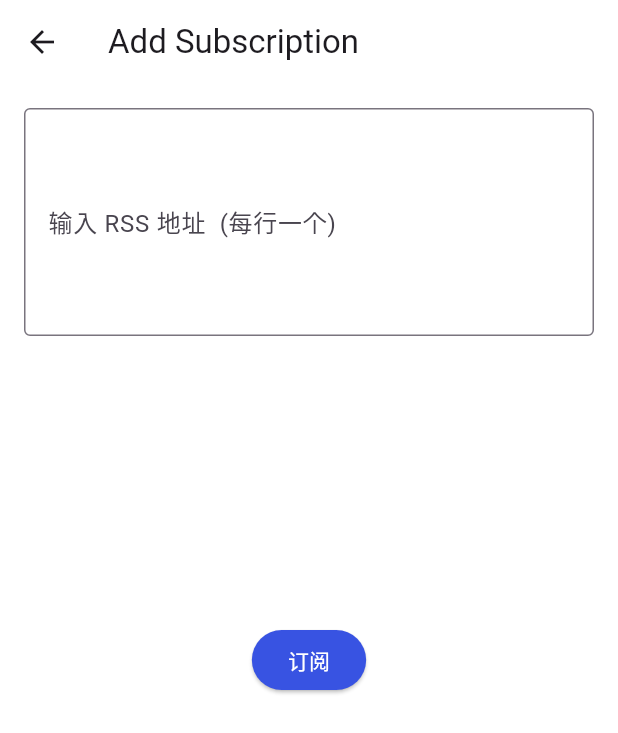
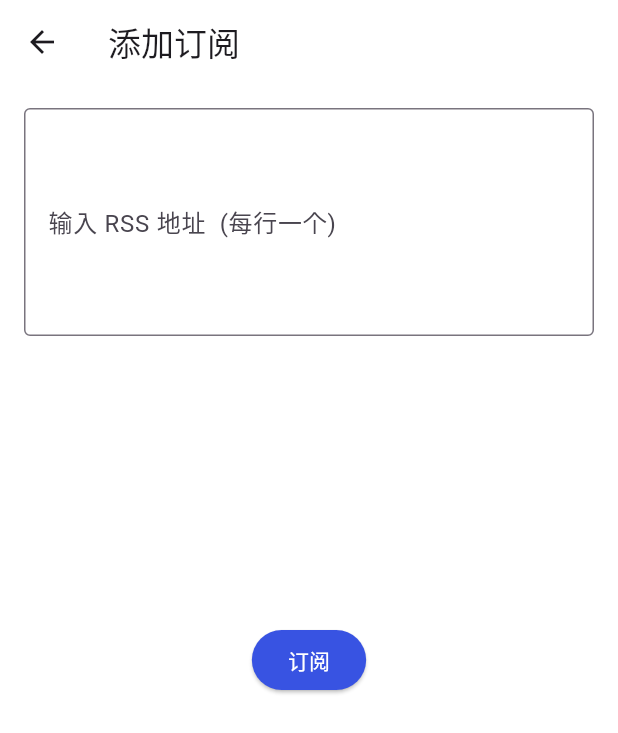
Before and after one commit to luke358/podcasts_pro, a Flutter app: the AddSubscriptionPage screen opened directly, on a phone screen of 412 x 824 dp. Shown: the top 733 px of the screen. Run offline on Flutter 3.47's test engine with Material 3 defaults, Android fonts, the phone set to English and light mode, and no system bars; our stand-ins replace audio_service, cached_network_image, dio, flutter_cache_manager, flutter_html, flutter_slidable and 4 more; missing offline and left inert: flutter_splash_screen; accounts and stored records are empty.

Commit message:
chore: release 1.0.25

```diff
--- a/lib/pages/add_subscription.dart
+++ b/lib/pages/add_subscription.dart
@@ -4,6 +4,8 @@ import 'package:podcasts_pro/models/subscription.dart';
 import 'package:podcasts_pro/pages/main/subscription_controller.dart';
 
 class AddSubscriptionPage extends StatefulWidget {
+  const AddSubscriptionPage({super.key});
+
   @override
   _AddSubscriptionPageState createState() => _AddSubscriptionPageState();
 }
@@ -66,7 +68,7 @@ class _AddSubscriptionPageState extends State<AddSubscriptionPage> {
   @override
   Widget build(BuildContext context) {
     return Scaffold(
-      appBar: AppBar(title: Text('Add Subscription')),
+      appBar: AppBar(title: const Text('添加订阅')),
       body: Padding(
         padding: const EdgeInsets.all(16.0),
         child: Column(
--- a/lib/widgets/speed_slider.dart
+++ b/lib/widgets/speed_slider.dart
@@ -101,10 +101,10 @@ class SpeedSlider extends StatelessWidget {
   final ValueChanged<double> onSpeedChanged;
 
   const SpeedSlider({
-    Key? key,
+    super.key,
     required this.initialSpeed,
     required this.onSpeedChanged,
-  }) : super(key: key);
+  });
 
   @override
   Widget build(BuildContext context) {
@@ -150,7 +150,7 @@ class SpeedSlider extends StatelessWidget {
   Widget _buildTickLabel(String label) {
     return Text(
       label,
-      style: TextStyle(fontSize: 12, color: Colors.grey),
+      style: const TextStyle(fontSize: 12, color: Colors.grey),
     );
   }
 }
--- a/pubspec.yaml
+++ b/pubspec.yaml
@@ -2,7 +2,7 @@ name: podcasts_pro
 description: "A project to listen to podcasts through RSS subscription links."
 publish_to: 'none' # Remove this line if you wish to publish to pub.dev
 
-version: 1.0.24
+version: 1.0.25
 
 environment:
   sdk: '>=3.4.3 <4.0.0'
```
